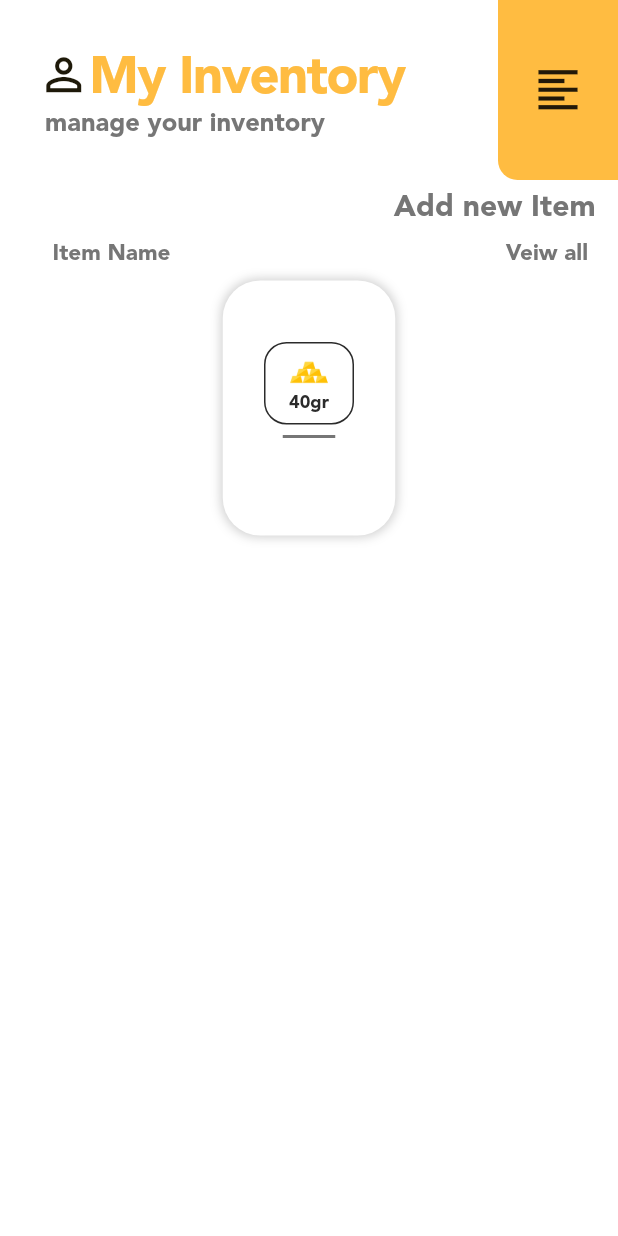
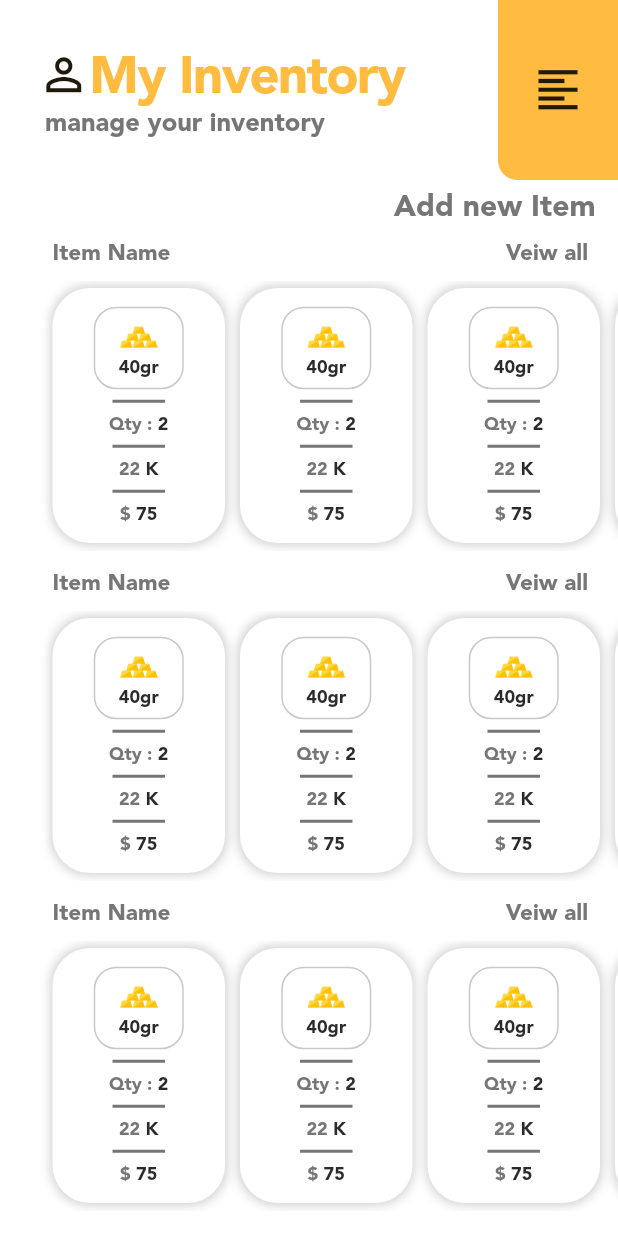
Before and after one commit to tahaaslam1/gold_market_app, a Flutter app: the screen it shows after launch, on a phone screen of 412 x 824 dp. Run offline on Flutter 3.47's test engine with Material 2 defaults, Android fonts, the phone set to English and light mode, and no system bars.

Commit message:
inventory screen ui completed
excluding the custom keyboard and the graph in the home screen UI is completed

```diff
--- a/production/gold_zoid/lib/constants.dart
+++ b/production/gold_zoid/lib/constants.dart
@@ -7,6 +7,7 @@ const kGoldIconContainerColor = Color(0xFFF0F0F0);
 const kActiveColor = Color(0xFFFFBC41);
 const kInActiveColor = Color(0xFFFFF2DD);
 const kTitleIconColor = Color(0xFF1E1909);
+const kInventoryBoxColor = Color(0xFFC8C8C8);
 const kDrawerHeight = 120.0;
 
 
--- /dev/null
+++ b/production/gold_zoid/lib/inventoryScreenWidgets/ItemInfoWidget.dart
@@ -0,0 +1,119 @@
+import 'package:flutter/material.dart';
+import 'package:gold_zoid/constants.dart';
+
+class ItemInfoWidget extends StatelessWidget {
+  @override
+  Widget build(BuildContext context) {
+    return Padding(
+      padding: const EdgeInsets.all(5.0),
+      child: Container(
+        child: Column(
+          mainAxisAlignment: MainAxisAlignment.center,
+          crossAxisAlignment: CrossAxisAlignment.center,
+          children: [
+            Container(
+              child: Column(
+                mainAxisAlignment: MainAxisAlignment.center,
+                children: [
+                  Image.asset(
+                    'assets/images/gold_icon2.png',
+                    height: 25.0,
+                    width: 25.0,
+                  ),
+                  Text(
+                    '40gr',
+                    style: TextStyle(color: kSecondaryTextColor, fontSize: 12.0),
+                  ),
+                ],
+              ),
+              width: 60.0,
+              height: 55.0,
+              decoration: BoxDecoration(
+                borderRadius: BorderRadius.all(
+                  Radius.circular(15.0),
+                ),
+                border: Border.all(color: kInventoryBoxColor),
+              ),
+            ),
+            kBlackDivider,
+            RichText(                        // Quantity of gold item
+              text: TextSpan(
+                text: 'Qty : ',
+                style: TextStyle(
+                  color: kPrimaryTextColor,
+                  fontSize: 12.0,
+                  fontFamily: 'Avenir',
+                ),
+                children: <TextSpan>[
+                  TextSpan(
+                    text: '2',
+                    style: TextStyle(
+                      color: kSecondaryTextColor,
+                      fontSize: 12.0,
+                      fontFamily: 'Avenir',
+                    ),
+                  ),
+                ],
+              ),
+            ),
+            kBlackDivider,
+            RichText(                        // Karrot of gold item
+              text: TextSpan(
+                text: '22 ',
+                style: TextStyle(
+                  color: kPrimaryTextColor,
+                  fontSize: 12.0,
+                  fontFamily: 'Avenir',
+                ),
+                children: <TextSpan>[
+                  TextSpan(
+                    text: 'K',
+                    style: TextStyle(
+                      color: kSecondaryTextColor,
+                      fontSize: 12.0,
+                      fontFamily: 'Avenir',
+                    ),
+                  ),
+                ],
+              ),
+            ),
+            kBlackDivider,
+            RichText(                        // Price of gold item
+              text: TextSpan(
+                text: '\$ ',
+                style: TextStyle(
+                  color: kPrimaryTextColor,
+                  fontSize: 12.0,
+                  fontFamily: 'Avenir',
+                ),
+                children: <TextSpan>[
+                  TextSpan(
+                    text: '75',
+                    style: TextStyle(
+                      color: kSecondaryTextColor,
+                      fontSize: 12.0,
+                      fontFamily: 'Avenir',
+                    ),
+                  ),
+                ],
+              ),
+            ),
+          ],
+        ),
+        height: 170.0,
+        width: 115,
+        decoration: BoxDecoration(
+          boxShadow: [
+            BoxShadow(
+              spreadRadius: 1.0,
+              color: Colors.grey.withOpacity(0.5),
+              blurRadius: 5,
+            ),
+          ],
+          color: Colors.white,
+          borderRadius: BorderRadius.all(Radius.circular(25.0)),
+        ),
+      ),
+    );
+  }
+}
--- /dev/null
+++ b/production/gold_zoid/lib/inventoryScreenWidgets/ItemTypeWidget.dart
@@ -0,0 +1,67 @@
+import 'package:flutter/material.dart';
+import 'package:gold_zoid/constants.dart';
+import 'package:gold_zoid/inventoryScreenWidgets/ItemInfoWidget.dart';
+
+class ItemTypeWidget extends StatelessWidget {
+
+  @override
+  Widget build(BuildContext context) {
+    return Container(
+      //color: Colors.black,
+      height: 220.0,
+      child: Column(
+        children: [
+          Row(
+            mainAxisAlignment: MainAxisAlignment.spaceBetween,
+            children: [
+              Padding(
+                padding: const EdgeInsets.only(left: 35.0),
+                child: Text(
+                  'Item Name',
+                  style: TextStyle(
+                    fontSize: 15.0,
+                    color: kPrimaryTextColor,
+                  ),
+                ),
+              ),
+              Padding(
+                padding: const EdgeInsets.only(right: 20.0),
+                child: InkWell(
+                  onTap: () {
+                    print(
+                      'view all (for particular item)',
+                    );
+                  },
+                  child: Text(
+                    'Veiw all',
+                    style: TextStyle(
+                      fontSize: 15.0,
+                      color: kPrimaryTextColor,
+                    ),
+                  ),
+                ),
+              )
+            ],
+          ),
+          SizedBox(
+            height: 10.0,
+          ),
+          Container(
+            height: 180.0,
+            child: ListView(
+              padding: EdgeInsets.only(left: 30.0),
+              scrollDirection: Axis.horizontal,
+              children: <Widget>[
+                ItemInfoWidget(),
+                ItemInfoWidget(),
+                ItemInfoWidget(),
+                ItemInfoWidget(),
+                ItemInfoWidget(),
+              ],
+            ),
+          ),
+        ],
+      ),
+    );
+  }
+}
--- a/production/gold_zoid/lib/screens/inventory_screen.dart
+++ b/production/gold_zoid/lib/screens/inventory_screen.dart
@@ -2,6 +2,7 @@ import 'package:flutter/material.dart';
 import 'package:gold_zoid/constants.dart';
 import 'package:gold_zoid/titles/common_title.dart';
 import 'package:gold_zoid/titles/common_title.dart';
+import 'package:gold_zoid/inventoryScreenWidgets/ItemTypeWidget.dart';
 
 class Inventory_Page extends StatelessWidget {
   @override
@@ -41,45 +42,15 @@ class Inventory_Page extends StatelessWidget {
             SizedBox(
               height: 10.0,
             ),
-            Column(
-              children: [
-                Row(
-                  mainAxisAlignment: MainAxisAlignment.spaceBetween,
-                  children: [
-                    Padding(
-                      padding: const EdgeInsets.only(left: 35.0),
-                      child: Text(
-                        'Item Name',
-                        style: TextStyle(
-                          fontSize: 15.0,
-                          color: kPrimaryTextColor,
-                        ),
-                      ),
-                    ),
-                    Padding(
-                      padding: const EdgeInsets.only(right: 20.0),
-                      child: InkWell(
-                        onTap: () {
-                          print(
-                            'view all (for particular item)',
-                          );
-                        },
-                        child: Text(
-                          'Veiw all',
-                          style: TextStyle(
-                            fontSize: 15.0,
-                            color: kPrimaryTextColor,
-                          ),
-                        ),
-                      ),
-                    )
-                  ],
-                ),
-                SizedBox(
-                  height: 10.0,
-                ),
-                ItemInfoWidget(),
-              ],
+            Expanded(
+              child: ListView(
+                children: <Widget>[
+                  ItemTypeWidget(),
+                  ItemTypeWidget(),
+                  ItemTypeWidget(),
+
+                ],
+              ),
             ),
           ],
         ),
@@ -87,58 +58,3 @@ class Inventory_Page extends StatelessWidget {
     );
   }
 }
-
-class ItemInfoWidget extends StatelessWidget {
-
-
-  @override
-  Widget build(BuildContext context) {
-    return Container(
-      child: Column(
-        mainAxisAlignment: MainAxisAlignment.center,
-        crossAxisAlignment: CrossAxisAlignment.center,
-        children: [
-          Container(
-            child: Column(
-              mainAxisAlignment: MainAxisAlignment.center,
-              children: [
-                Image.asset(
-                  'assets/images/gold_icon2.png',
-                  height: 25.0,
-                  width: 25.0,
-                ),
-                Text(
-                  '40gr',
-                  style: TextStyle(color: kSecondaryTextColor, fontSize: 12.0),
-                ),
-              ],
-            ),
-            width: 60.0,
-            height: 55.0,
-            decoration: BoxDecoration(
-              borderRadius: BorderRadius.all(
-                Radius.circular(15.0),
-              ),
-              border: Border.all(color: kSecondaryTextColor),
-            ),
-          ),
-          kBlackDivider,
-          Text(''),
-        ],
-      ),
-      height: 170.0,
-      width: 115,
-      decoration: BoxDecoration(
-        boxShadow: [
-          BoxShadow(
-            spreadRadius: 1.0,
-            color: Colors.grey.withOpacity(0.5),
-            blurRadius: 5,
-          ),
-        ],
-        color: Colors.white,
-        borderRadius: BorderRadius.all(Radius.circular(25.0)),
-      ),
-    );
-  }
-}
```
